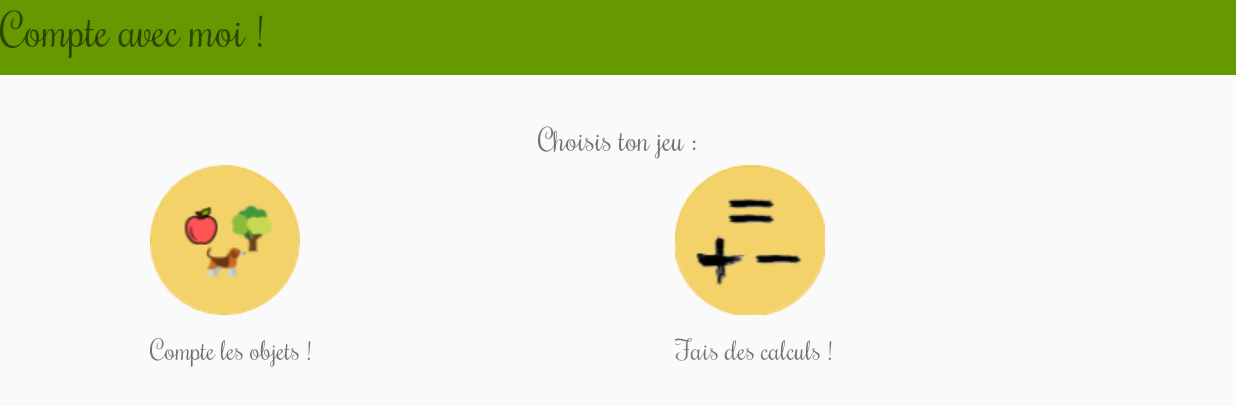
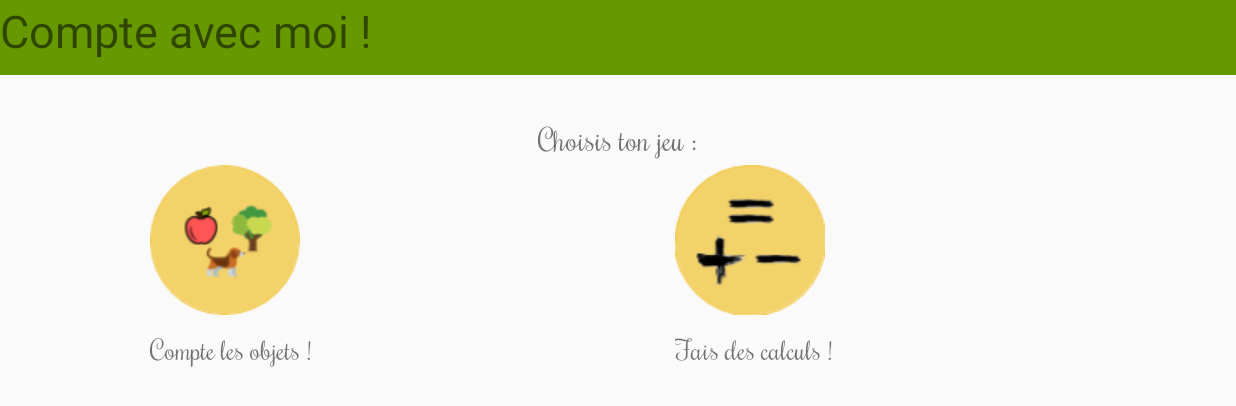
Before and after one commit to Deguise/ApprendsAvecMoi, an Android app: the Compte screen opened directly, with no data from a screen before it, on a phone screen of 824 x 412 dp (held sideways). Shown: the top 406 px of the screen. Run offline under Robolectric (Android 15) with nearby library versions, the phone set to English and light mode, and no system bars.

```diff
--- a/app/src/main/res/layout/layout_compte.xml
+++ b/app/src/main/res/layout/layout_compte.xml
@@ -22,7 +22,7 @@
             android:layout_height="50dp"
             android:layout_alignParentStart="true"
             android:layout_alignParentTop="true"
-            android:fontFamily="@font/rochester"
+            android:fontFamily="rochester"
             android:text="Compte avec moi !"
             android:textSize="30sp" />
 
```
